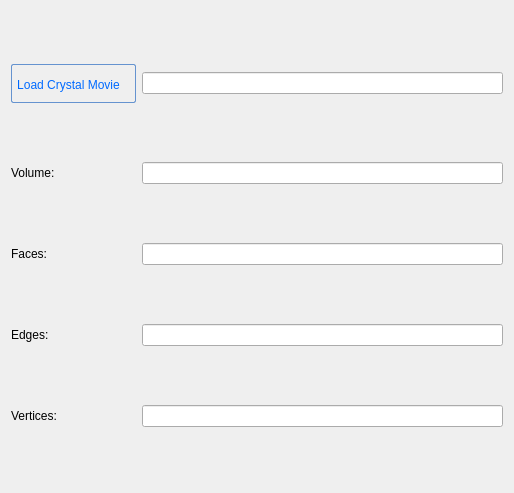
Qt form apps/NSXQt/ui/Tree/SampleShapePropertyWidget.ui (k61n/openhkl) before a commit.
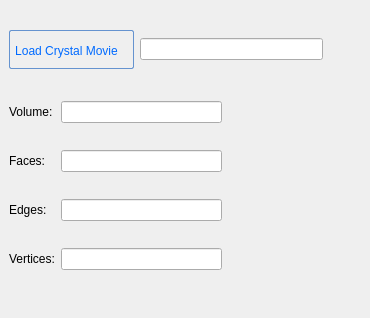
The same form after that commit.

Commit message: Update PropertyWidget for Sample. New PropertWidget for Detector class.

The edit to the form file:
```diff
--- a/apps/NSXQt/ui/Tree/SampleShapePropertyWidget.ui
+++ b/apps/NSXQt/ui/Tree/SampleShapePropertyWidget.ui
@@ -6,78 +6,92 @@
    <rect>
     <x>0</x>
     <y>0</y>
-    <width>514</width>
-    <height>493</height>
+    <width>370</width>
+    <height>318</height>
    </rect>
   </property>
   <property name="windowTitle">
    <string>Form</string>
   </property>
+  <widget class="QWidget" name="">
+   <property name="geometry">
+    <rect>
+     <x>9</x>
+     <y>80</y>
+     <width>213</width>
+     <height>211</height>
+    </rect>
+   </property>
   <layout class="QGridLayout" name="gridLayout">
-   <item row="1" column="1">
+    <item row="0" column="0">
+     <widget class="QLabel" name="label_3">
+      <property name="text">
+       <string>Volume:</string>
+      </property>
+     </widget>
+    </item>
+    <item row="0" column="1">
     <widget class="QLineEdit" name="lineEdit_Volume">
      <property name="readOnly">
       <bool>true</bool>
      </property>
     </widget>
    </item>
-   <item row="3" column="0">
-    <widget class="QLabel" name="label_5">
-     <property name="text">
-      <string>Edges:</string>
-     </property>
-    </widget>
-   </item>
-   <item row="4" column="1">
-    <widget class="QLineEdit" name="lineEdit_Vertices">
-     <property name="readOnly">
-      <bool>true</bool>
-     </property>
-    </widget>
-   </item>
-   <item row="2" column="0">
+    <item row="1" column="0">
     <widget class="QLabel" name="label_4">
      <property name="text">
       <string>Faces:</string>
      </property>
     </widget>
    </item>
-   <item row="1" column="0">
-    <widget class="QLabel" name="label_3">
+    <item row="1" column="1">
+     <widget class="QLineEdit" name="lineEdit_Faces">
+      <property name="readOnly">
+       <bool>true</bool>
+      </property>
+     </widget>
+    </item>
+    <item row="2" column="0">
+     <widget class="QLabel" name="label_5">
      <property name="text">
-      <string>Volume:</string>
+       <string>Edges:</string>
      </property>
     </widget>
    </item>
-   <item row="4" column="0">
+    <item row="2" column="1">
+     <widget class="QLineEdit" name="lineEdit_Edges">
+      <property name="readOnly">
+       <bool>true</bool>
+      </property>
+     </widget>
+    </item>
+    <item row="3" column="0">
     <widget class="QLabel" name="label_6">
      <property name="text">
       <string>Vertices:</string>
      </property>
     </widget>
    </item>
-   <item row="2" column="1">
-    <widget class="QLineEdit" name="lineEdit_Faces">
-     <property name="readOnly">
-      <bool>true</bool>
-     </property>
-    </widget>
-   </item>
-   <item row="0" column="1">
-    <widget class="QLineEdit" name="lineEdit_MovieFilename">
-     <property name="readOnly">
-      <bool>true</bool>
-     </property>
-    </widget>
-   </item>
    <item row="3" column="1">
-    <widget class="QLineEdit" name="lineEdit_Edges">
+     <widget class="QLineEdit" name="lineEdit_Vertices">
      <property name="readOnly">
       <bool>true</bool>
      </property>
     </widget>
    </item>
-   <item row="0" column="0">
+   </layout>
+  </widget>
+  <widget class="QWidget" name="">
+   <property name="geometry">
+    <rect>
+     <x>9</x>
+     <y>29</y>
+     <width>314</width>
+     <height>41</height>
+    </rect>
+   </property>
+   <layout class="QHBoxLayout" name="horizontalLayout">
+    <item>
     <widget class="QPushButton" name="pushButton_LoadMovie">
      <property name="toolTip">
       <string>&lt;html&gt;&lt;head/&gt;&lt;body&gt;&lt;p&gt;Load a info file containing Video&lt;/p&gt;&lt;/body&gt;&lt;/html&gt;</string>
@@ -131,7 +145,15 @@
      </property>
     </widget>
    </item>
-  </layout>
+    <item>
+     <widget class="QLineEdit" name="lineEdit_MovieFilename">
+      <property name="readOnly">
+       <bool>true</bool>
+      </property>
+     </widget>
+    </item>
+   </layout>
+  </widget>
  </widget>
  <tabstops>
   <tabstop>lineEdit_MovieFilename</tabstop>
```
Lines whose indentation alone changed are shown as unchanged. The commit also changes 7 other files.
